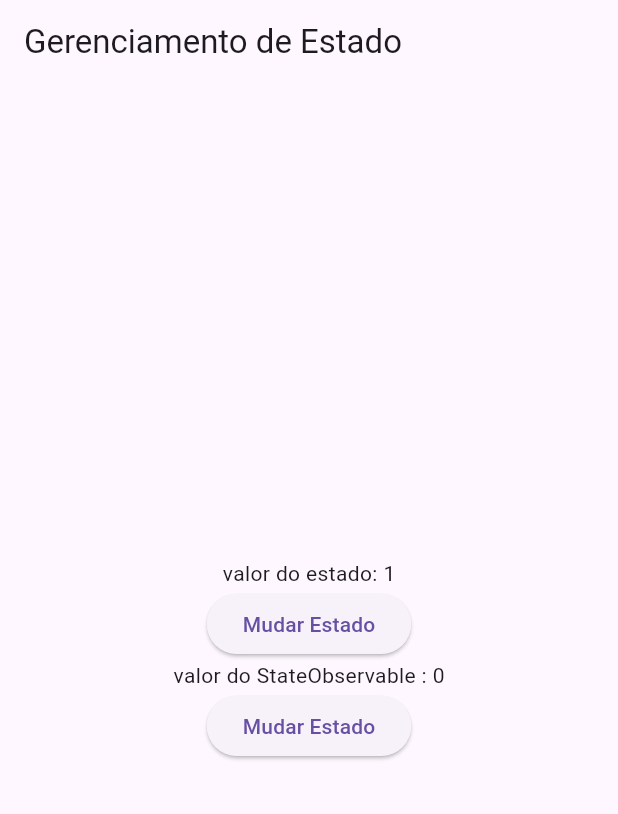
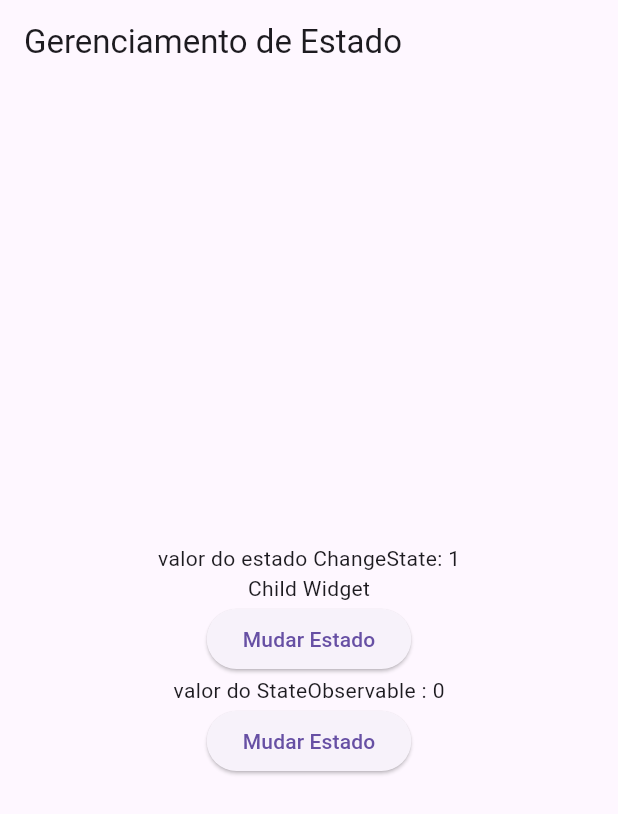
Before and after one commit to Miguel-Galli/flutter_avancado, a Flutter app: the screen it shows after launch, after a tap on "Mudar Estado", on a phone screen of 412 x 824 dp. Shown: the top 814 px of the screen. Run offline on Flutter 3.47's test engine with Material 3 defaults, Android fonts, the phone set to English and light mode, and no system bars.

Commit message:
Cria builders

```diff
--- /dev/null
+++ b/lib/builders/change_state_builder.dart
@@ -0,0 +1,41 @@
+import 'package:flutter/material.dart';
+import 'package:flutter_avancado/contracts/observable.dart';
+
+class ObservableBuilder extends StatefulWidget {
+  final Observable observable;
+  final Widget? child;
+  final Widget Function(BuildContext context, Widget? child) builder;
+
+  const ObservableBuilder({
+    super.key,
+    required this.observable,
+    required this.builder,
+    this.child,
+  });
+
+  @override
+  State<ObservableBuilder> createState() => _ObservableBuilderState();
+}
+
+class _ObservableBuilderState extends State<ObservableBuilder> {
+  @override
+  void initState() {
+    widget.observable.addListener(rebuild);
+    super.initState();
+  }
+
+  void rebuild() {
+    setState(() {});
+  }
+
+  @override
+  Widget build(BuildContext context) {
+    return widget.builder(context, widget.child);
+  }
+
+  @override
+  void dispose() {
+    widget.observable.removeListener(rebuild);
+    super.dispose();
+  }
+}
--- a/lib/main.dart
+++ b/lib/main.dart
@@ -1,4 +1,5 @@
 import 'package:flutter/material.dart';
+import 'package:flutter_avancado/builders/change_state_builder.dart';
 import 'package:flutter_avancado/controllers/state_observable.dart';
 import 'package:flutter_avancado/counter_state.dart';
 
@@ -34,7 +35,6 @@ class _MyHomePageState extends State<MyHomePage> {
 
   @override
   void initState() {
-    counterState.addListener(callback);
     observableCounter.addListener(callback);
     super.initState();
   }
@@ -51,7 +51,18 @@ class _MyHomePageState extends State<MyHomePage> {
         child: Column(
           mainAxisAlignment: MainAxisAlignment.center,
           children: [
-            Text('valor do estado: ${counterState.counter}'),
+            ObservableBuilder(
+              observable: counterState,
+              child: Text("Child Widget"),
+              builder: (BuildContext context, child) {
+                return Column(
+                  children: [
+                    Text('valor do estado ChangeState: ${counterState.counter}'),
+                    child!
+                  ],
+                );
+              },
+            ),
             ElevatedButton(
               onPressed: () {
                 counterState.increment();
@@ -74,7 +85,6 @@ class _MyHomePageState extends State<MyHomePage> {
 
   @override
   void dispose() {
-    counterState.removeListener(callback);
     observableCounter.removeListener(callback);
     super.dispose();
   }
```
